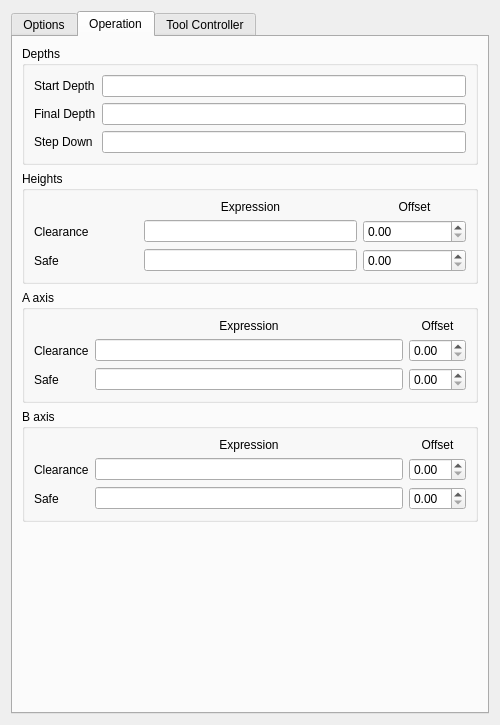
First picture: the form in src/Mod/Path/Gui/Resources/panels/SetupGlobal.ui, repository mlampert/FreeCAD, before the edit.
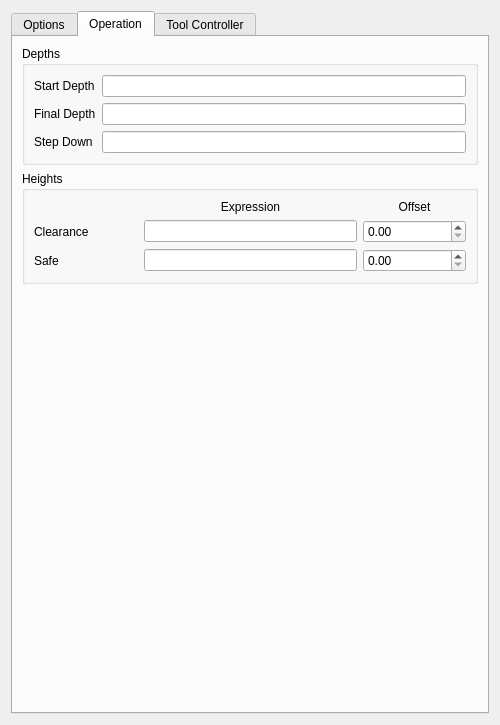
Second picture: the form after the edit. Custom widgets are drawn as their Qt base class.

Commit message: Removed clearance/safe heights for rotation axis, easier to just use the standard values.

Patch:
```diff
--- a/src/Mod/Path/Gui/Resources/panels/SetupGlobal.ui
+++ b/src/Mod/Path/Gui/Resources/panels/SetupGlobal.ui
@@ -189,116 +189,6 @@
          </layout>
         </widget>
        </item>
-       <item>
-        <widget class="QGroupBox" name="setupAxisAGroup">
-         <property name="title">
-          <string>A axis</string>
-         </property>
-         <layout class="QGridLayout" name="gridLayout_16">
-          <item row="1" column="0">
-           <widget class="QLabel" name="label_17">
-            <property name="text">
-             <string>Clearance</string>
-            </property>
-           </widget>
-          </item>
-          <item row="2" column="0">
-           <widget class="QLabel" name="label_20">
-            <property name="text">
-             <string>Safe</string>
-            </property>
-           </widget>
-          </item>
-          <item row="0" column="1">
-           <widget class="QLabel" name="label_22">
-            <property name="text">
-             <string>Expression</string>
-            </property>
-            <property name="alignment">
-             <set>Qt::AlignCenter</set>
-            </property>
-           </widget>
-          </item>
-          <item row="1" column="1">
-           <widget class="QLineEdit" name="setupAxisAClearanceRadiusExpression"/>
-          </item>
-          <item row="0" column="2">
-           <widget class="QLabel" name="label_23">
-            <property name="text">
-             <string>Offset</string>
-            </property>
-            <property name="alignment">
-             <set>Qt::AlignCenter</set>
-            </property>
-           </widget>
-          </item>
-          <item row="1" column="2">
-           <widget class="Gui::QuantitySpinBox" name="setupAxisAClearanceRadiusOffset"/>
-          </item>
-          <item row="2" column="1">
-           <widget class="QLineEdit" name="setupAxisASafeRadiusExpression"/>
-          </item>
-          <item row="2" column="2">
-           <widget class="Gui::QuantitySpinBox" name="setupAxisASafeRadiusOffset"/>
-          </item>
-         </layout>
-        </widget>
-       </item>
-       <item>
-        <widget class="QGroupBox" name="setupAxisBGroup">
-         <property name="title">
-          <string>B axis</string>
-         </property>
-         <layout class="QGridLayout" name="gridLayout_15">
-          <item row="1" column="0">
-           <widget class="QLabel" name="label_19">
-            <property name="text">
-             <string>Clearance</string>
-            </property>
-           </widget>
-          </item>
-          <item row="2" column="0">
-           <widget class="QLabel" name="label_21">
-            <property name="text">
-             <string>Safe</string>
-            </property>
-           </widget>
-          </item>
-          <item row="1" column="1">
-           <widget class="QLineEdit" name="setupAxisBClearanceRadiusExpression"/>
-          </item>
-          <item row="1" column="2">
-           <widget class="Gui::QuantitySpinBox" name="setupAxisBClearanceRadiusOffset"/>
-          </item>
-          <item row="0" column="1">
-           <widget class="QLabel" name="label_24">
-            <property name="text">
-             <string>Expression</string>
-            </property>
-            <property name="alignment">
-             <set>Qt::AlignCenter</set>
-            </property>
-           </widget>
-          </item>
-          <item row="0" column="2">
-           <widget class="QLabel" name="label_25">
-            <property name="text">
-             <string>Offset</string>
-            </property>
-            <property name="alignment">
-             <set>Qt::AlignCenter</set>
-            </property>
-           </widget>
-          </item>
-          <item row="2" column="1">
-           <widget class="QLineEdit" name="setupAxisBSafeRadiusExpression"/>
-          </item>
-          <item row="2" column="2">
-           <widget class="Gui::QuantitySpinBox" name="setupAxisBSafeRadiusOffset"/>
-          </item>
-         </layout>
-        </widget>
-       </item>
        <item>
         <spacer name="verticalSpacer">
          <property name="orientation">
```
Left out of the diff: 3 changed lines with no effect on the pictures. The commit also changes 3 other files.
